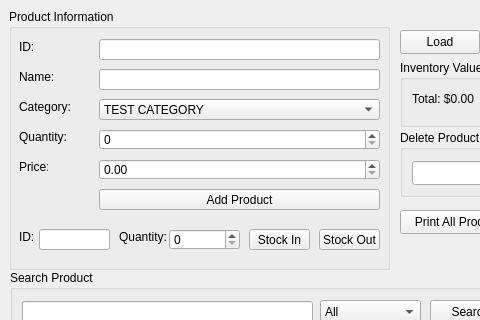
Old version of the form ui/mainwindow.ui in the repository iRyllB/digital_inventory_system; both pictures show x 0 to 480 and y 0 to 320 of the 625 by 670 pixel window.
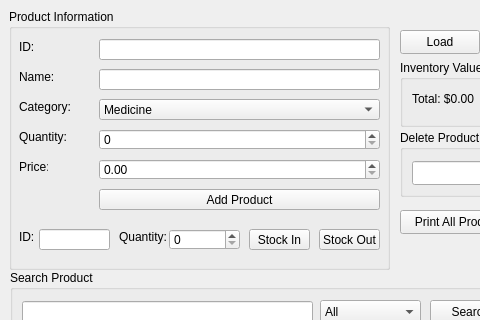
New version of the form.

```diff
--- a/ui/mainwindow.ui
+++ b/ui/mainwindow.ui
@@ -108,7 +108,7 @@
      </property>
      <item>
       <property name="text">
-       <string>TEST CATEGORY</string>
+       <string>Medicine</string>
       </property>
      </item>
      <item>
```
Left out of the diff: 49 changed lines with no effect on the pictures.
